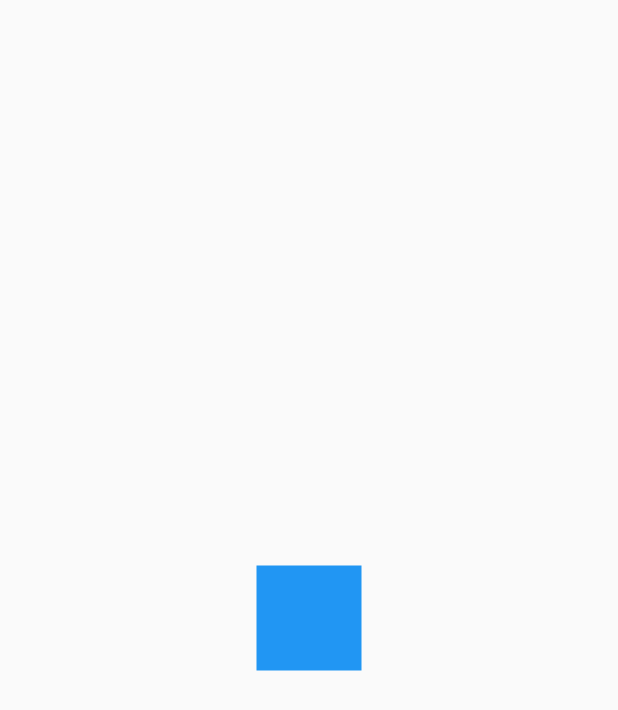
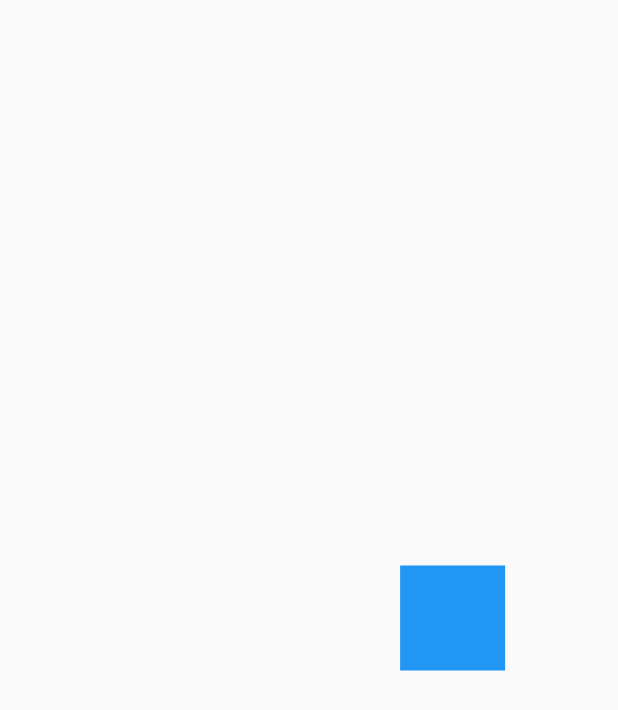
Before and after one commit to michaelrondon27/curso_flutter_ui, a Flutter app: the first screen one second after launch, on a phone screen of 412 x 824 dp. Shown: the top 710 px of the screen. Run offline on Flutter 3.47's test engine with Material 2 defaults, Android fonts, the phone set to English and light mode, and no system bars.

Commit message:
39. Reto y Solucion

```diff
--- a/animaciones/lib/src/retos/cuadrado_animado_page.dart
+++ b/animaciones/lib/src/retos/cuadrado_animado_page.dart
@@ -23,13 +23,35 @@ class _CuadradoAnimado extends StatefulWidget {
 
 }
 
-class __CuadradoAnimadoState extends State<_CuadradoAnimado> {
+class __CuadradoAnimadoState extends State<_CuadradoAnimado> with SingleTickerProviderStateMixin {
 
   AnimationController controller;
+  Animation<double> moverDerecha;
+  Animation<double> moverArriba;
+  Animation<double> moverIzquierda;
+  Animation<double> moverAbajo;
 
   @override
   void initState() {
     super.initState();
+
+    controller = AnimationController(vsync: this, duration: Duration(milliseconds: 4500));
+
+    moverDerecha = Tween(begin: 0.0, end: 100.0).animate(
+      CurvedAnimation(parent: controller, curve: Interval(0, 0.25, curve: Curves.bounceOut))
+    );
+
+    moverArriba = Tween(begin: 0.0, end: -100.0).animate(
+      CurvedAnimation(parent: controller, curve: Interval(0.25, 0.5, curve: Curves.bounceOut))
+    );
+
+    moverIzquierda = Tween(begin: 0.0, end: -100.0).animate(
+      CurvedAnimation(parent: controller, curve: Interval(0.5, 0.75, curve: Curves.bounceOut))
+    );
+
+    moverAbajo = Tween(begin: 0.0, end: 100.0).animate(
+      CurvedAnimation(parent: controller, curve: Interval(0.75, 1, curve: Curves.bounceOut))
+    );
   }
 
   @override
@@ -41,7 +63,18 @@ class __CuadradoAnimadoState extends State<_CuadradoAnimado> {
   @override
   Widget build(BuildContext context) {
 
-    return _Rectangulo();
+    controller.forward();
+
+    return AnimatedBuilder(
+      animation: controller,
+      child: _Rectangulo(),
+      builder: (BuildContext context, Widget child) {
+        return Transform.translate(
+          offset: Offset(moverDerecha.value + moverIzquierda.value, moverArriba.value + moverAbajo.value),
+          child: child
+        );
+      },
+    );
 
   }
 
```
